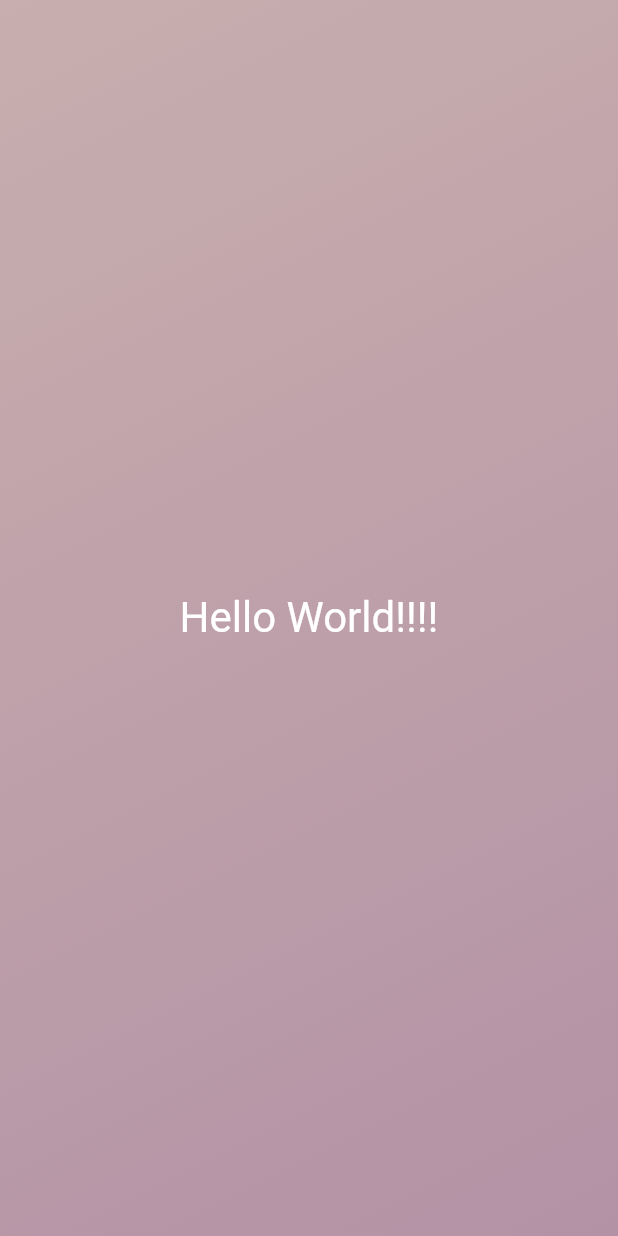
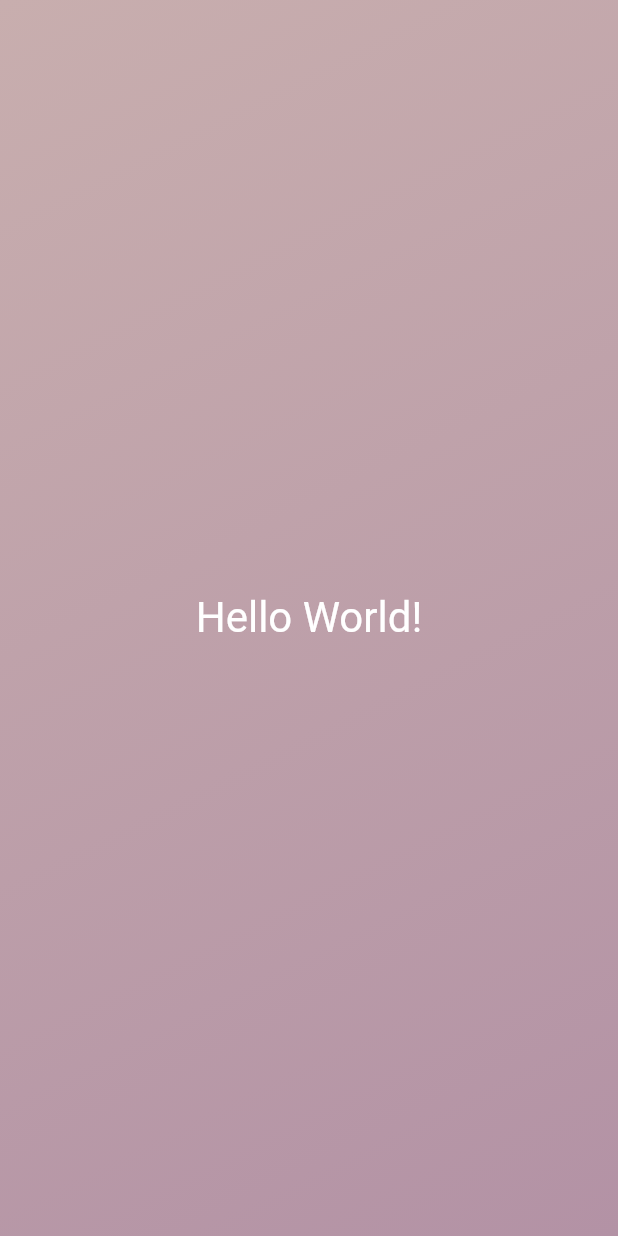
Before and after one commit to barefoot1423/basic, a Flutter app: the screen it shows after launch, on a phone screen of 412 x 824 dp. Run offline on Flutter 3.47's test engine with Material 2 defaults, Android fonts, the phone set to English and light mode, and no system bars.

Commit message:
by lecture 36

```diff
--- a/lib/main.dart
+++ b/lib/main.dart
@@ -11,6 +11,8 @@ void main() {
 }
 
 class GradientContainer extends StatelessWidget {
+  const GradientContainer({super.key});
+
   @override
   Widget build(BuildContext context) {
     return Container(
@@ -26,7 +28,7 @@ class GradientContainer extends StatelessWidget {
       ),
       child: const Center(
         child: Text(
-          'Hello World!!!!',
+          'Hello World!',
           style: TextStyle(
             color: Colors.white,
             fontSize: 28,
```
